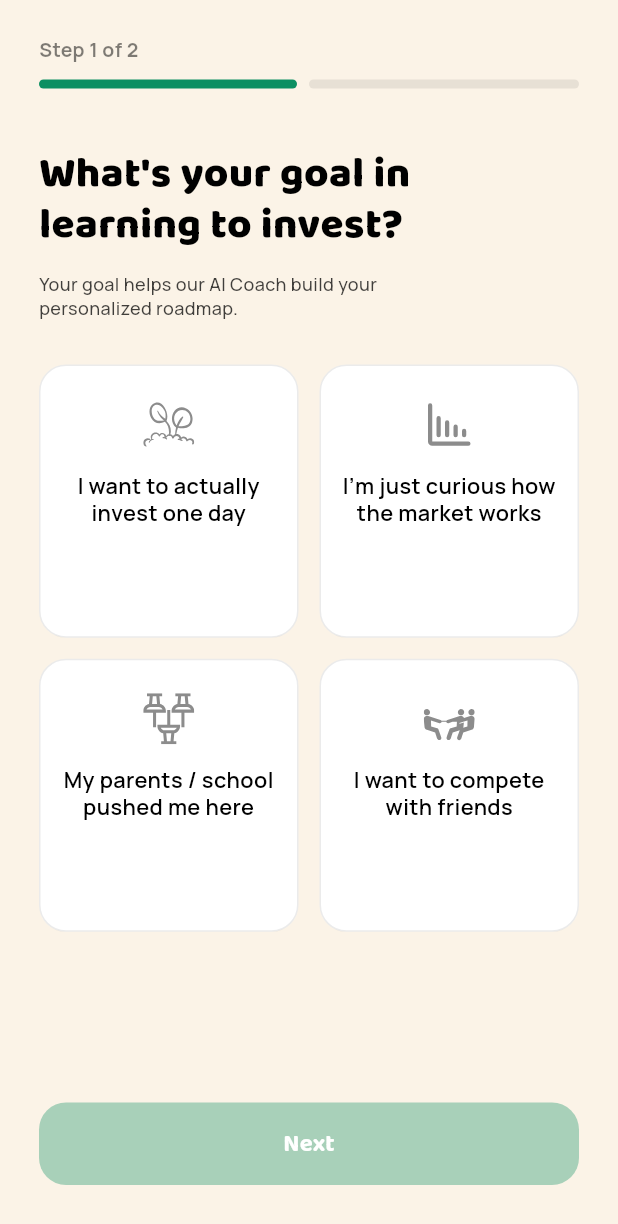
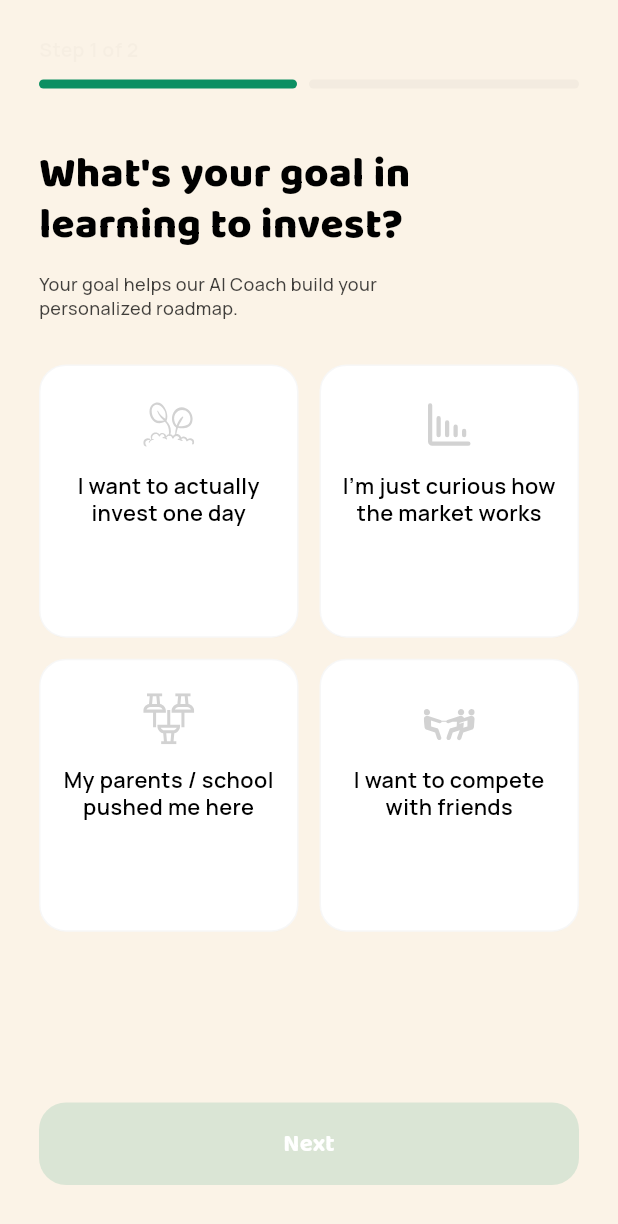
Before and after one commit to Pete-div/bullpen, a Flutter app: the IntentScreen screen opened by its route, on a phone screen of 412 x 824 dp. Shown: the top 1224 px of the screen. Run offline on Flutter 3.47's test engine with Material 3 defaults, Android fonts, the light colour scheme and no system bars; drawn by our look-alikes of overlay_support; our stand-ins replace extended_image, flutter_blurhash, flutter_easyloading, flutter_riverpod, flutter_screenutil, flutter_svg and 4 more; accounts and stored records are empty.

Commit message:
update on the fixes

```diff
--- a/lib/main.dart
+++ b/lib/main.dart
@@ -42,8 +42,8 @@ class MyApp extends ConsumerStatefulWidget {
   const MyApp({super.key, this.initialLanguageCode = 'en'});
   final String initialLanguageCode;
 
-  static _MyAppState of(BuildContext context) =>
-      context.findAncestorStateOfType<_MyAppState>()!;
+static ConsumerState<MyApp> of(BuildContext context) =>
+    context.findAncestorStateOfType<_MyAppState>()!;
 
   @override
   ConsumerState<MyApp> createState() => _MyAppState();
--- a/lib/onboarding/intent_screen.dart
+++ b/lib/onboarding/intent_screen.dart
@@ -1,4 +1,4 @@
-import 'package:bullpen/theme/color_data.dart' as AppColors;
+import 'package:bullpen/theme/color_data.dart' as app_color;
 import '../_lib.dart';
 
 class IntentOption {
@@ -159,7 +159,6 @@ class _IntentScreenState extends State<IntentScreen>
   }
 
   void _routeUser() {
-    final intent = _answers[0];
     final experience = _answers[1];
 
     final destination = _resolveDestination(experience);
@@ -189,7 +188,7 @@ class _IntentScreenState extends State<IntentScreen>
             width: double.infinity,
             padding: const EdgeInsets.symmetric(horizontal: 24, vertical: 32),
             decoration: BoxDecoration(
-              color: AppColors.cream,
+              color: app_color.cream,
               borderRadius: const BorderRadius.vertical(
                 top: Radius.circular(24),
               ),
@@ -204,7 +203,7 @@ class _IntentScreenState extends State<IntentScreen>
                     _successTitle(experience),
                     textAlign: TextAlign.center,
                     style: baloo.bodySmall?.copyWith(
-                      color: AppColors.dark,
+                      color: app_color.dark,
                       fontWeight: FontWeight.w800,
                       fontSize: 20,
                     ),
@@ -214,7 +213,7 @@ class _IntentScreenState extends State<IntentScreen>
                     _successMessage(experience),
                     textAlign: TextAlign.center,
                     style: manrope.bodySmall?.copyWith(
-                      color: AppColors.dark.withOpacity(0.6),
+                      color: app_color.dark.withAlpha(60),
                       fontWeight: FontWeight.w500,
                       fontSize: 14.5,
                       height: 1.4,
@@ -248,8 +247,8 @@ class _IntentScreenState extends State<IntentScreen>
             ),
             decoration: BoxDecoration(
               color: isActive
-                  ? AppColors.greenDeep
-                  : AppColors.dark.withOpacity(0.08),
+                  ? app_color.greenDeep
+                  : app_color.dark.withAlpha(8),
               borderRadius: BorderRadius.circular(4),
             ),
           ),
@@ -268,13 +267,13 @@ class _IntentScreenState extends State<IntentScreen>
         padding: const EdgeInsets.symmetric(horizontal: 14, vertical: 22),
         decoration: BoxDecoration(
           color: isSelected
-              ? AppColors.greenDeep.withOpacity(0.08)
+              ? app_color.greenDeep.withAlpha(8)
               : Colors.white,
           borderRadius: BorderRadius.circular(18),
           border: Border.all(
             color: isSelected
-                ? AppColors.greenDeep
-                : AppColors.dark.withOpacity(0.08),
+                ? app_color.greenDeep
+                : app_color.dark.withAlpha(8),
             width: isSelected ? 2 : 1,
           ),
         ),
@@ -286,15 +285,15 @@ class _IntentScreenState extends State<IntentScreen>
               height: 34,
               width: 34,
               color: isSelected
-                  ? AppColors.greenDeep
-                  : AppColors.dark.withOpacity(0.45),
+                  ? app_color.greenDeep
+                  : app_color.dark.withAlpha(45),
             ),
             const YMargin(14),
             KidText(
               option.label,
               textAlign: TextAlign.center,
               style: manrope.bodySmall?.copyWith(
-                color: AppColors.dark,
+                color: app_color.dark,
                 fontWeight: isSelected ? FontWeight.w800 : FontWeight.w600,
                 fontSize: 14.5,
                 height: 1.25,
@@ -321,7 +320,7 @@ class _IntentScreenState extends State<IntentScreen>
               KidText(
                 'Step ${_step + 1} of ${_questions.length}',
                 style: manrope.bodySmall?.copyWith(
-                  color: AppColors.dark.withOpacity(0.5),
+                  color: app_color.dark.withAlpha(5),
                   fontWeight: FontWeight.w700,
                   fontSize: 13,
                 ),
@@ -333,7 +332,7 @@ class _IntentScreenState extends State<IntentScreen>
               KidText(
                 _question.title,
                 style: baloo.bodySmall?.copyWith(
-                  color: AppColors.dark,
+                  color: app_color.dark,
                   fontWeight: FontWeight.w800,
                   fontSize: 28,
                   height: 1.2,
@@ -343,7 +342,7 @@ class _IntentScreenState extends State<IntentScreen>
               KidText(
                 _question.subtitle,
                 style: manrope.bodySmall?.copyWith(
-                  color: AppColors.dark.withAlpha(190),
+                  color: app_color.dark.withAlpha(190),
                   fontWeight: FontWeight.w500,
                   fontSize: 12,
                   height: 1.35,
@@ -369,9 +368,9 @@ class _IntentScreenState extends State<IntentScreen>
                 child: ElevatedButton(
                   onPressed: _selected == null ? null : _handleContinue,
                   style: ElevatedButton.styleFrom(
-                    backgroundColor: AppColors.greenDeep,
-                    disabledBackgroundColor: AppColors.greenDeep.withOpacity(
-                      0.35,
+                    backgroundColor: app_color.greenDeep,
+                    disabledBackgroundColor: app_color.greenDeep.withAlpha(
+                      35,
                     ),
                     padding: const EdgeInsets.symmetric(vertical: 16),
                     shape: RoundedRectangleBorder(
--- a/lib/theme/color_data.dart
+++ b/lib/theme/color_data.dart
@@ -15,9 +15,9 @@ Color grey400 = "#777D86".toColor();
 Color grey650 = "#475367".toColor();
 Color grey800 = "#1D2739".toColor();
 Color successLightColor = "#EFFEF0".toColor();
-Color successColor = blueColor.withOpacity(0.10);
+Color successColor = blueColor.withAlpha(10);
 Color switchColor = "#18CF2D".toColor();
-Color shadowColor = blueColor.withOpacity(0.10);
+Color shadowColor = blueColor.withAlpha(10);
 Color skipColor = "#6E768A".toColor();
 Color errorColor = "#DD524D".toColor();
 Color borderColor = "#F5B546".toColor();
@@ -102,7 +102,7 @@ Color darkBoxColor = '#3A3A3F'.toColor();
 Color ligthBoxColor = '#FAFAFA'.toColor();
 
 extension ColorExtension on String {
-  toColor() {
+  dynamic toColor() {
     var hexColor = replaceAll("#", "");
     if (hexColor.length == 6) {
       hexColor = "FF$hexColor";
--- a/lib/utils/size_config.dart
+++ b/lib/utils/size_config.dart
@@ -44,8 +44,7 @@ class SizeConfig {
     _screenHeight = mediaQuery.size.height;
     _statusBarHeight = mediaQuery.padding.top;
     _bottomBarHeight = _mediaQueryData!.padding.bottom;
-    _textScaleFactor = mediaQuery.textScaleFactor;
-  }
+_textScaleFactor = mediaQuery.textScaler.scale(1.0);  }
 
   static MediaQueryData? get mediaQueryData => _mediaQueryData;
 
--- a/lib/utils/x_margin.dart
+++ b/lib/utils/x_margin.dart
@@ -1,9 +1,10 @@
 import 'package:bullpen/_lib.dart';
 
+
 class XMargin extends StatelessWidget {
+  const XMargin(this.width, {super.key});
+
   final double width;
-
-  const XMargin(this.width);
 
   @override
   Widget build(BuildContext context) {
--- a/lib/utils/y_margin.dart
+++ b/lib/utils/y_margin.dart
@@ -1,9 +1,8 @@
 import 'package:bullpen/_lib.dart';
 
 class YMargin extends StatelessWidget {
+    const YMargin(this.height, {super.key});
   final double height;
-
-  const YMargin(this.height);
 
   @override
   Widget build(BuildContext context) {
--- a/lib/widget/app-button.dart
+++ b/lib/widget/app-button.dart
@@ -38,7 +38,7 @@ class AppButton extends ConsumerWidget {
     final Color backgroundColor = isEnabled
         ? (enabledBtnColor ?? (appTheme.isDark ? grayColor : primaryColor))
         : (disabledBtnColor ??
-              (appTheme.isDark ? grayColor : primaryColor.withOpacity(0.5)));
+              (appTheme.isDark ? grayColor : primaryColor.withAlpha(5)));
 
     final Color borderColor = isEnabled
         ? (enabledBtnColor ??
--- a/lib/widget/app_container_widget.dart
+++ b/lib/widget/app_container_widget.dart
@@ -2,7 +2,7 @@ import 'package:flutter/material.dart';
 
 class ContainerWidget extends StatelessWidget {
   const ContainerWidget({
-    Key? key,
+     super.key,
     this.onTap,
     this.child,
     this.height,
@@ -21,7 +21,7 @@ class ContainerWidget extends StatelessWidget {
     this.alignment,
     this.animatingDuration = const Duration(milliseconds: 500),
     this.elevation = 0.0,
-  }) : super(key: key);
+  });
 
   final VoidCallback? onTap;
   final Widget? child;
--- a/lib/widget/cached_image.dart
+++ b/lib/widget/cached_image.dart
@@ -12,7 +12,7 @@ class CachedImage extends StatelessWidget {
   final Alignment? alignment;
   final String? hash;
   const CachedImage({
-    Key? key,
+     super.key,
     required this.url,
     this.height = 60,
     this.width = 60,
@@ -21,7 +21,7 @@ class CachedImage extends StatelessWidget {
     this.alignment,
     this.placeholder,
     this.hash,
-  }) : super(key: key);
+  });
 
   @override
   Widget build(BuildContext context) {
--- a/lib/widget/text_button.dart
+++ b/lib/widget/text_button.dart
@@ -1,8 +1,8 @@
-// ignore_for_file: deprecated_member_us, deprecated_member_use
 
 import 'package:bullpen/_lib.dart';
 
 class CommonButton extends StatelessWidget {
+
   final String text;
   final void Function() onPressed;
   final double? width;
@@ -17,8 +17,8 @@ class CommonButton extends StatelessWidget {
   final Color? color;
   final Color? textColor;
 
-  // ignore: use_key_in_widget_constructors
   const CommonButton({
+      super.key,
     required this.text,
     required this.onPressed,
     this.width,
@@ -52,7 +52,6 @@ class CommonButton extends StatelessWidget {
           Text(
             text,
             textAlign: TextAlign.center,
-            textScaleFactor: 1.0,
             // style: const TextStyle(fontSize: 16, color: Colors.white),
             style: isFilled == true
                 ? TextStyle(
@@ -125,7 +124,6 @@ class CommonButton2 extends StatelessWidget {
             Text(
               text,
               textAlign: TextAlign.center,
-              textScaleFactor: 1.0,
               // style: const TextStyle(fontSize: 16, color: Colors.white),
               style: isFilled == true
                   ? TextStyle(
--- a/lib/widget/texts.dart
+++ b/lib/widget/texts.dart
@@ -15,7 +15,7 @@ class KidText extends ConsumerWidget {
 
   const KidText(
     this.text, {
-    Key? key,
+      super.key,
     this.weight,
     this.size = 14,
     this.color,
@@ -26,7 +26,7 @@ class KidText extends ConsumerWidget {
     this.style,
     this.height = 20,
     this.softWrap,
-  }) : super(key: key);
+  });
 
   @override
   Widget build(BuildContext context, ref) {
@@ -67,8 +67,8 @@ class JikooNaira extends ConsumerWidget {
 
   const JikooNaira(
     this.text, {
-    Key? key,
-    this.weight,
+  super.key,
+      this.weight,
     this.size = 14,
     this.color,
     this.textAlign,
@@ -77,7 +77,7 @@ class JikooNaira extends ConsumerWidget {
     this.fontStyle,
     this.height = 20,
     this.softWrap,
-  }) : super(key: key);
+  });
 
   @override
   Widget build(BuildContext context, ref) {
--- a/pubspec.yaml
+++ b/pubspec.yaml
@@ -48,6 +48,7 @@ dependencies:
   flutter_screenutil: ^5.9.3
   google_fonts: ^8.2.1
   lottie: ^3.5.1
+  collection: ^1.19.0
 
 dev_dependencies:
   flutter_test:
```
Also changed, not shown: lib/onboarding/onboarding_screen.dart (+25 -26 lines), lib/splashscreen/splash_screen.dart (+9 -8 lines), lib/widget/appp_bar.dart (+10 -4 lines), lib/widget/text_field_widget.dart (+5 -5 lines), pubspec.lock.
